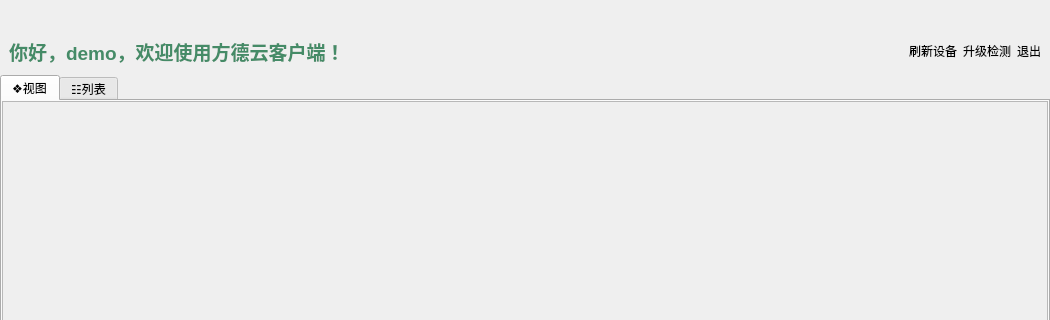
The window that homewindow.ui (liuyufeng509/cloud-client) describes before a commit, drawn with Qt 5; both pictures show x 0 to 1050 and y 0 to 320 of the 1050 by 635 pixel window.
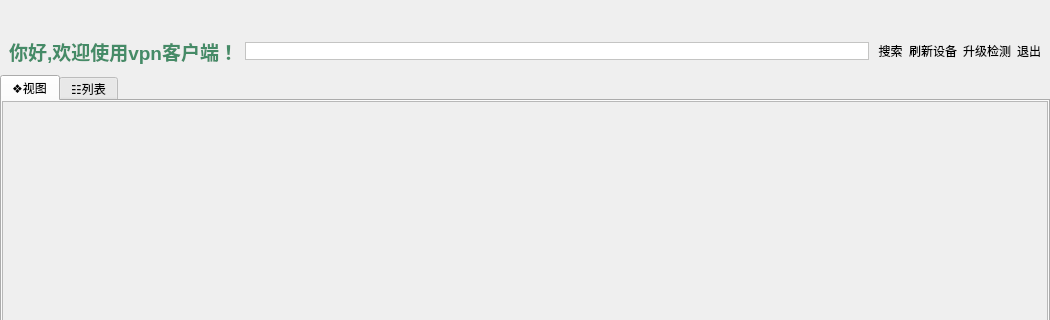
The same window after the commit. Icons and pictures are not drawn.

Patch:
```diff
--- a/homewindow.ui
+++ b/homewindow.ui
@@ -59,22 +59,23 @@
        <item>
         <widget class="QLabel" name="label">
          <property name="text">
-          <string>&lt;html&gt;&lt;head/&gt;&lt;body&gt;&lt;p&gt;&lt;span style=&quot; font-size:14pt; font-weight:600; color:#458b67;&quot;&gt;你好，demo，欢迎使用方德云客户端！&lt;/span&gt;&lt;/p&gt;&lt;/body&gt;&lt;/html&gt;</string>
+          <string>&lt;html&gt;&lt;head/&gt;&lt;body&gt;&lt;p&gt;&lt;span style=&quot; font-size:14pt; font-weight:600; color:#458b67;&quot;&gt;你好,欢迎使用vpn客户端！&lt;/span&gt;&lt;/p&gt;&lt;/body&gt;&lt;/html&gt;</string>
          </property>
         </widget>
        </item>
        <item>
-        <spacer name="horizontalSpacer">
-         <property name="orientation">
-          <enum>Qt::Horizontal</enum>
+        <widget class="QLineEdit" name="lineEdit">
+         <property name="styleSheet">
+          <string notr="true">border: 1px solid #C4C4C3;</string>
          </property>
-         <property name="sizeHint" stdset="0">
-          <size>
-           <width>809</width>
-           <height>20</height>
-          </size>
+        </widget>
+       </item>
+       <item>
+        <widget class="QPushButton" name="searchButton">
+         <property name="text">
+          <string> 搜索</string>
          </property>
-        </spacer>
+        </widget>
        </item>
        <item>
         <widget class="QPushButton" name="freshButton">
```
Left out of the diff: 10 changed lines with no effect on the pictures.
